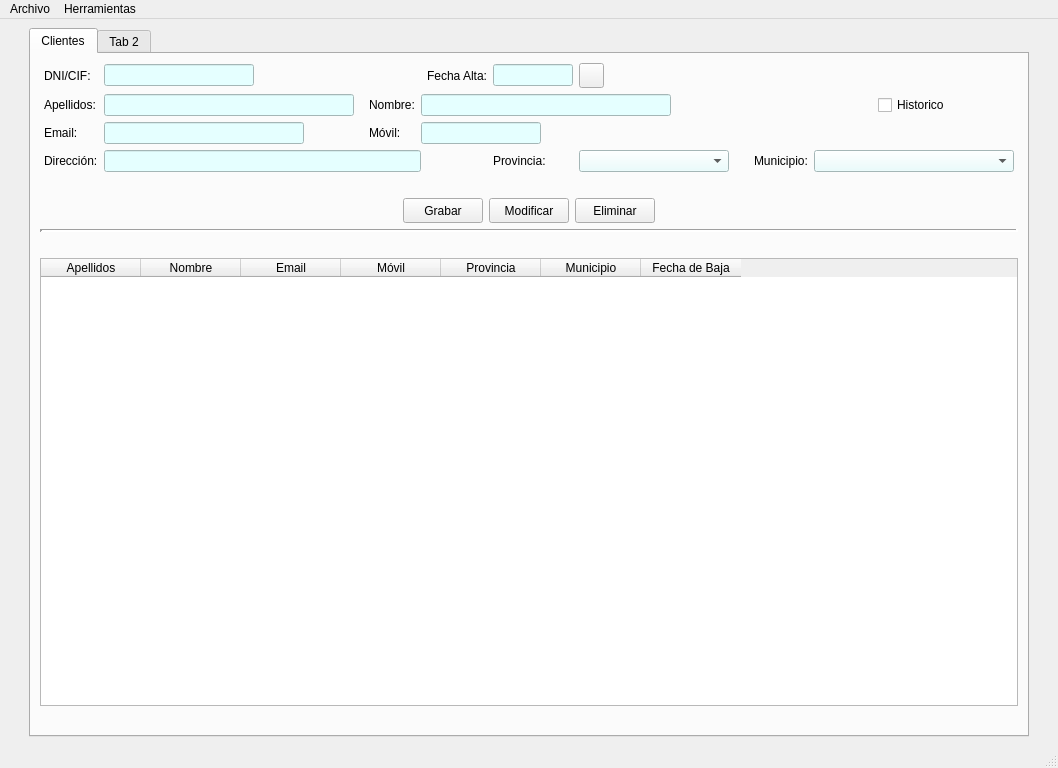
Qt form templates/venPrincipal.ui (Semperz/ProyectoDI) before a commit.
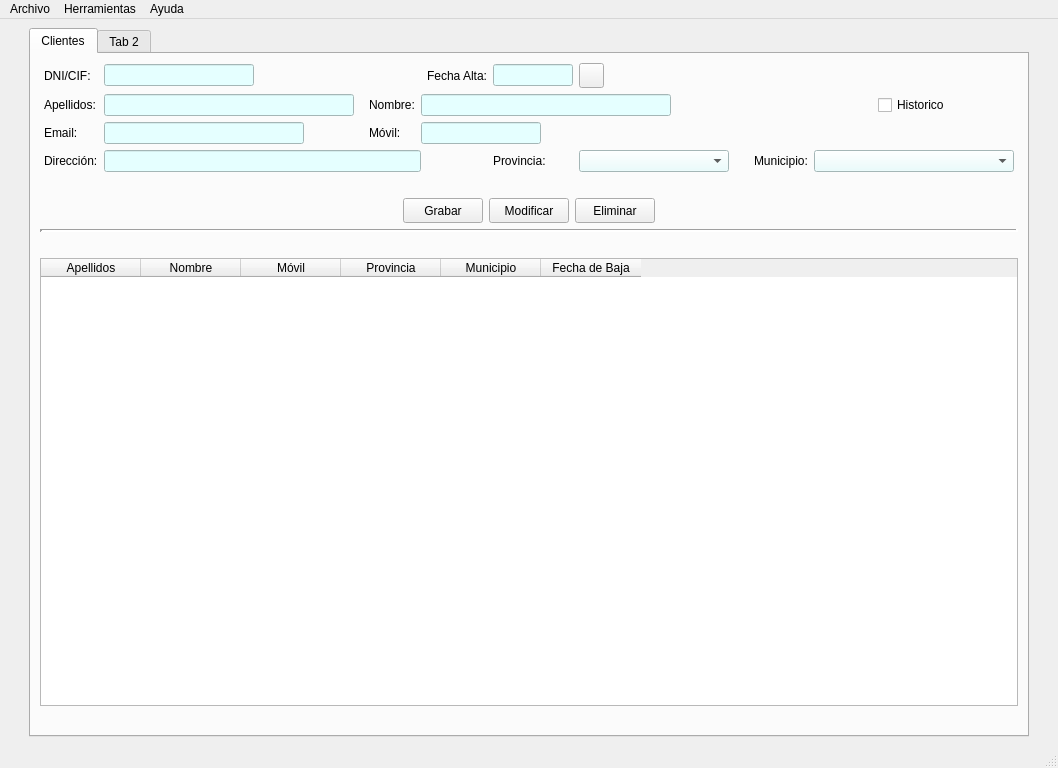
The same form after that commit. Icons and pictures are not drawn.

Diff of the .ui file:
```diff
--- a/templates/venPrincipal.ui
+++ b/templates/venPrincipal.ui
@@ -98,11 +98,6 @@
             <string>Nombre</string>
            </property>
           </column>
-          <column>
-           <property name="text">
-            <string>Email</string>
-           </property>
-          </column>
           <column>
            <property name="text">
             <string>Móvil</string>
@@ -705,8 +700,14 @@
     <addaction name="actionCrear_Backup"/>
     <addaction name="actionRestaurar_Backup"/>
    </widget>
+   <widget class="QMenu" name="menuAyuda">
+    <property name="title">
+     <string>Ayuda</string>
+    </property>
+   </widget>
    <addaction name="menuSalir"/>
    <addaction name="menuHerramientas"/>
+   <addaction name="menuAyuda"/>
   </widget>
   <widget class="QStatusBar" name="statusbar"/>
   <action name="actionSalir">
```
